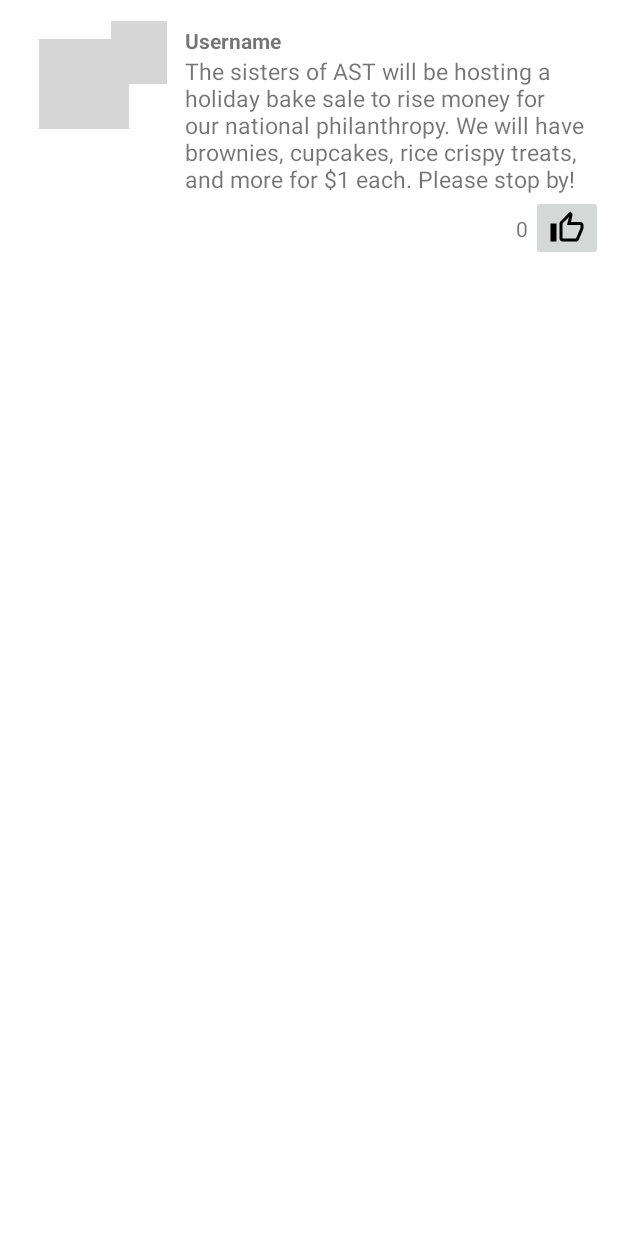
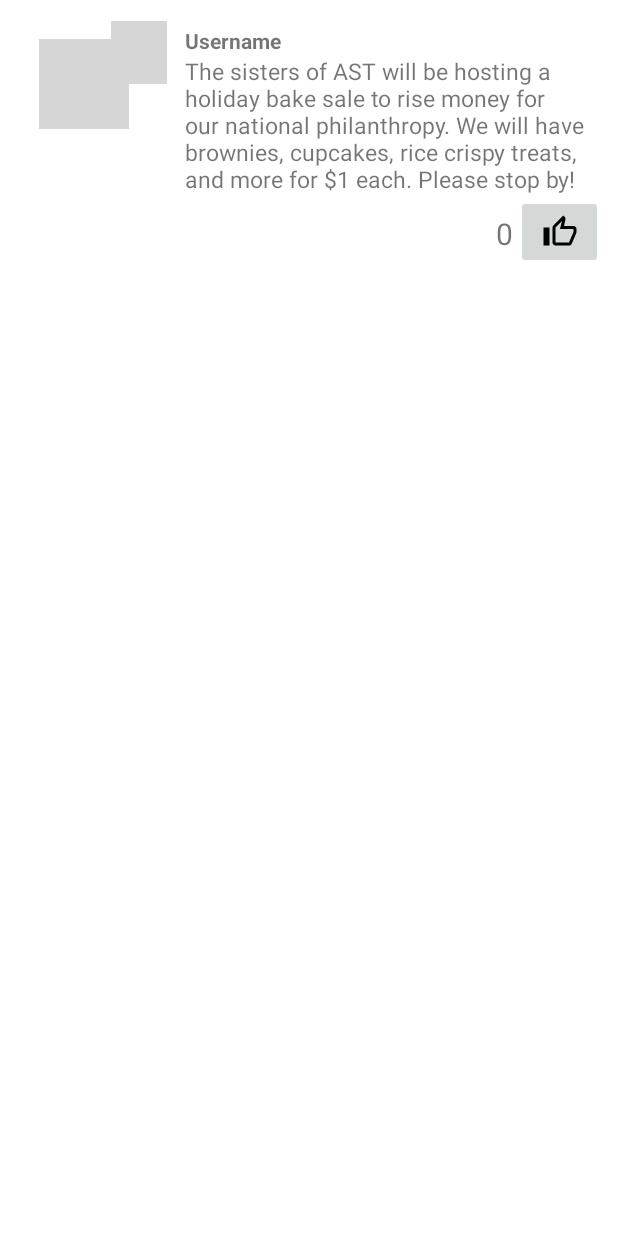
Before and after one commit to Bohbah/AndroidProject, an Android app: the layout item_post.xml on its own in the app's theme, with its tools: preview values and no code run, on a phone screen of 412 x 824 dp. Run offline under Robolectric (Android 15) with nearby library versions, the phone set to English and light mode, and no system bars; grey boxes are pictures that could not be loaded.

Commit message:
Like Counter in xml + minor adjustment to post formatting

```diff
--- a/app/src/main/res/layout/item_post.xml
+++ b/app/src/main/res/layout/item_post.xml
@@ -54,8 +54,8 @@
 
     <ImageButton
         android:id="@+id/ibLike"
-        android:layout_width="wrap_content"
-        android:layout_height="wrap_content"
+        android:layout_width="58dp"
+        android:layout_height="49dp"
         app:layout_constraintBottom_toBottomOf="parent"
         app:layout_constraintEnd_toEndOf="parent"
         app:layout_constraintTop_toBottomOf="@+id/tvDescription"
@@ -64,10 +64,12 @@
 
     <TextView
         android:id="@+id/tvCount"
-        android:layout_width="wrap_content"
-        android:layout_height="wrap_content"
+        android:layout_width="21dp"
+        android:layout_height="25dp"
         android:layout_marginEnd="2dp"
         android:text="TextView"
+        android:textAlignment="viewEnd"
+        android:textSize="20sp"
         app:layout_constraintBottom_toBottomOf="parent"
         app:layout_constraintEnd_toStartOf="@+id/ibLike"
         app:layout_constraintTop_toBottomOf="@+id/tvDescription"
```
